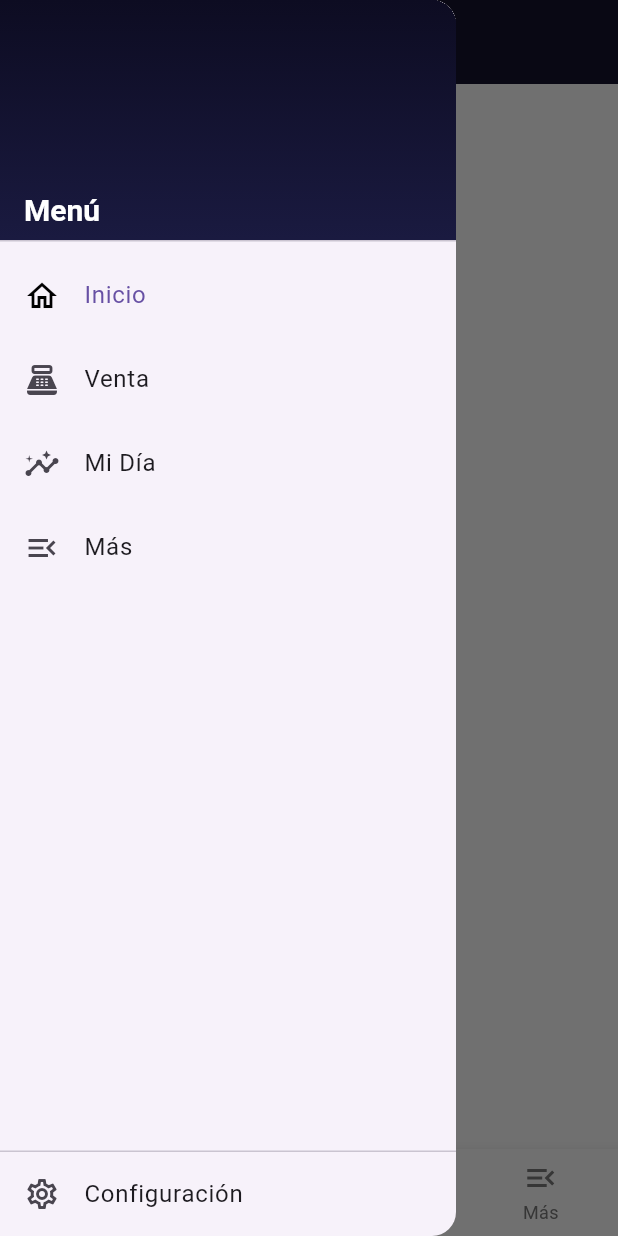
After one commit to Jhon-boy/resturant_funny, a Flutter app: the BaseRoute screen opened by its route, with the side drawer open, on a phone screen of 412 x 824 dp. The commit adds this screen. Run offline on Flutter 3.47's test engine with Material 3 defaults, Android fonts, the light colour scheme and no system bars; our stand-ins replace connectivity_plus, dartz, device_info_plus, equatable, flutter_dotenv, flutter_riverpod and 3 more; missing offline and left inert: network_info_plus; accounts and stored records are empty.

```diff
--- a/lib/main.dart
+++ b/lib/main.dart
@@ -10,6 +10,7 @@ import 'package:resturant_funny/core/services/storage_service.dart';
 import 'package:resturant_funny/core/theme_app.dart';
 import 'package:resturant_funny/core/utils/app_util.dart';
 import 'package:resturant_funny/modules/authentication/presentation/login_page.dart';
+import 'package:resturant_funny/modules/main/presentation/base_route.dart';
 import 'package:resturant_funny/modules/authentication/presentation/splash_page.dart';
 import 'package:resturant_funny/shared/enums/enviroment.dart';
 import 'package:resturant_funny/shared/widgets/global_loader.dart';
@@ -102,6 +103,7 @@ class _MyAppState extends ConsumerState<MyApp> {
       routes: {
         '/': (context) => const LoginPage(),
         '/splash': (context) => const SplashPage(),
+        '/base': (context) => const BaseRoute(),
       },
 
       builder: (context, child) {
--- a/lib/modules/authentication/data/datasource/auth_remote_data_source.dart
+++ b/lib/modules/authentication/data/datasource/auth_remote_data_source.dart
@@ -29,12 +29,12 @@ class AuthRemoteDataSourceImpl {
           .maybeSingle();
 
       if (usuarioResponse == null) {
-        throw ServerException(message: "Usuario no encontrado");
+        throw ServerException(message: "Usuario 0 contraseña incorrectos");
       }
 
       final hashedPassword = AppUtils.generateSha256(password);
       if (usuarioResponse['PASSWORD'] != hashedPassword) {
-        throw ServerException(message: "Contraseña incorrecta");
+        throw ServerException(message: "Usuario O contraseña incorrectos");
       }
       final persona =
           await getPersonaByIdentificacion(usuarioResponse['IDENTIFICACION']);
@@ -45,6 +45,7 @@ class AuthRemoteDataSourceImpl {
 
       return user;
     } catch (e) {
+      debugPrint("Error en login: ${e.toString()}");
       debugPrint(e.toString());
       if (e is ServerException) rethrow;
       throw ServerException(message: "Error en login: ${e.toString()}");
--- /dev/null
+++ b/lib/modules/main/presentation/base_route.dart
@@ -0,0 +1,31 @@
+import 'package:flutter/material.dart';
+import 'package:resturant_funny/modules/main/presentation/base_shell.dart';
+import 'package:resturant_funny/modules/main/presentation/pages.dart';
+
+class BaseRoute extends StatelessWidget {
+  const BaseRoute({super.key});
+
+  @override
+  Widget build(BuildContext context) {
+    return const BaseShell(
+      items: [
+        BaseShellItem(
+            label: 'Inicio', icon: Icons.home_outlined, builder: _inicio),
+        BaseShellItem(
+            label: 'Venta',
+            icon: Icons.point_of_sale_outlined,
+            builder: _venta),
+        BaseShellItem(
+            label: 'Mi Día', icon: Icons.insights_outlined, builder: _midia),
+        BaseShellItem(
+            label: 'Más', icon: Icons.menu_open_outlined, builder: _mas),
+      ],
+    );
+  }
+
+  static Widget _inicio(BuildContext context) => const InicioPage();
+  static Widget _venta(BuildContext context) => const VentaPage();
+  static Widget _midia(BuildContext context) => const MiDiaPage();
+  static Widget _mas(BuildContext context) =>
+      const Center(child: Text('Más opciones'));
+}
--- /dev/null
+++ b/lib/modules/main/presentation/base_shell.dart
@@ -0,0 +1,124 @@
+import 'package:flutter/material.dart';
+import 'package:resturant_funny/core/theme_app.dart';
+
+class BaseShell extends StatefulWidget {
+  const BaseShell(
+      {super.key, required this.items, this.title = 'Restaurant Funny'});
+
+  final List<BaseShellItem> items;
+  final String title;
+
+  @override
+  State<BaseShell> createState() => _BaseShellState();
+}
+
+class _BaseShellState extends State<BaseShell> {
+  int _currentIndex = 0;
+
+  @override
+  Widget build(BuildContext context) {
+    final current = widget.items[_currentIndex];
+    return Scaffold(
+      appBar: AppBar(
+        title: Text(
+          widget.title,
+          style: Theme.of(context).textTheme.titleLarge?.copyWith(
+                color: Colors.white,
+              ),
+        ),
+        backgroundColor: ThemeApp.headerBackground,
+        elevation: 2,
+      ),
+      drawer: _AppDrawer(
+        items: widget.items,
+        currentIndex: _currentIndex,
+        onSelected: (i) {
+          setState(() => _currentIndex = i);
+          Navigator.of(context).maybePop();
+        },
+      ),
+      body: current.builder(context),
+      bottomNavigationBar: BottomNavigationBar(
+        currentIndex: _currentIndex,
+        onTap: (i) => setState(() => _currentIndex = i),
+        type: BottomNavigationBarType.fixed,
+        selectedItemColor: ThemeApp.primary,
+        unselectedItemColor: ThemeApp.textSecondary,
+        backgroundColor: Theme.of(context).scaffoldBackgroundColor,
+        items: [
+          for (final item in widget.items)
+            BottomNavigationBarItem(icon: Icon(item.icon), label: item.label),
+        ],
+      ),
+    );
+  }
+}
+
+class BaseShellItem {
+  const BaseShellItem({
+    required this.label,
+    required this.icon,
+    required this.builder,
+  });
+
+  final String label;
+  final IconData icon;
+  final WidgetBuilder builder;
+}
+
+class _AppDrawer extends StatelessWidget {
+  const _AppDrawer({
+    required this.items,
+    required this.currentIndex,
+    required this.onSelected,
+  });
+
+  final List<BaseShellItem> items;
+  final int currentIndex;
+  final ValueChanged<int> onSelected;
+
+  @override
+  Widget build(BuildContext context) {
+    return Drawer(
+      child: SafeArea(
+        child: Column(
+          crossAxisAlignment: CrossAxisAlignment.stretch,
+          children: [
+            DrawerHeader(
+              decoration: const BoxDecoration(
+                gradient: LinearGradient(
+                  colors: [Color(0xFF0D0C22), Color(0xFF1A1A40)],
+                  begin: Alignment.topCenter,
+                  end: Alignment.bottomCenter,
+                ),
+              ),
+              child: Align(
+                alignment: Alignment.bottomLeft,
+                child: Text(
+                  'Menú',
+                  style: Theme.of(context).textTheme.titleLarge?.copyWith(
+                      color: Colors.white, fontWeight: FontWeight.bold),
+                ),
+              ),
+            ),
+            for (int i = 0; i < items.length; i++)
+              ListTile(
+                leading: Icon(items[i].icon,
+                    color: i == currentIndex ? ThemeApp.apple : null),
+                title: Text(items[i].label),
+                selected: i == currentIndex,
+                onTap: () => onSelected(i),
+              ),
+            const Spacer(),
+            const Divider(height: 1),
+            ListTile(
+              leading: const Icon(Icons.settings_outlined),
+              title: const Text('Configuración'),
+              onTap: () {},
+            ),
+          ],
+        ),
+      ),
+    );
+  }
+}
--- /dev/null
+++ b/lib/modules/main/presentation/pages.dart
@@ -0,0 +1,43 @@
+import 'package:flutter/material.dart';
+
+class InicioPage extends StatelessWidget {
+  const InicioPage({super.key});
+
+  @override
+  Widget build(BuildContext context) {
+    return Center(
+      child: Text(
+        'Productos del día',
+        style: Theme.of(context).textTheme.titleLarge,
+      ),
+    );
+  }
+}
+
+class VentaPage extends StatelessWidget {
+  const VentaPage({super.key});
+
+  @override
+  Widget build(BuildContext context) {
+    return Center(
+      child: Text(
+        'Venta de productos',
+        style: Theme.of(context).textTheme.titleLarge,
+      ),
+    );
+  }
+}
+
+class MiDiaPage extends StatelessWidget {
+  const MiDiaPage({super.key});
+
+  @override
+  Widget build(BuildContext context) {
+    return Center(
+      child: Text(
+        'Estadísticas del día',
+        style: Theme.of(context).textTheme.titleLarge,
+      ),
+    );
+  }
+}
```
Also changed, not shown: lib/core/errors/exception.dart (+11 -2 lines), lib/modules/authentication/presentation/login_page.dart (+11 -9 lines), lib/shared/widgets/custom_buttom.dart (+20 -1 lines), lib/modules/ventas/ventas_page.dart (added).
